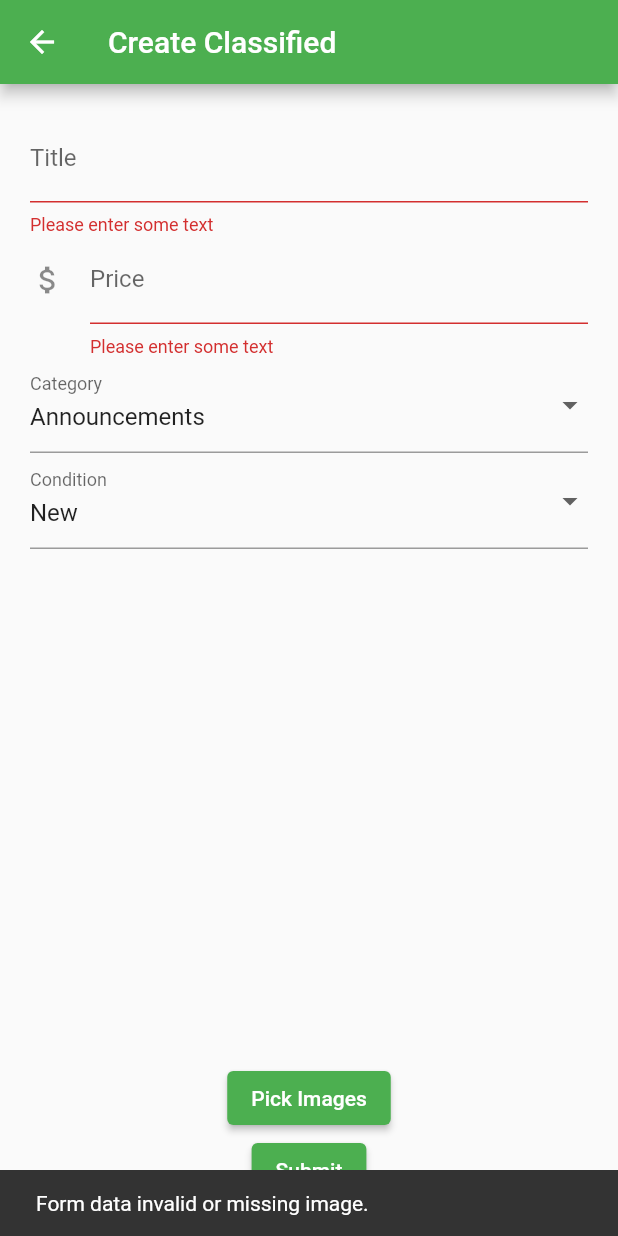
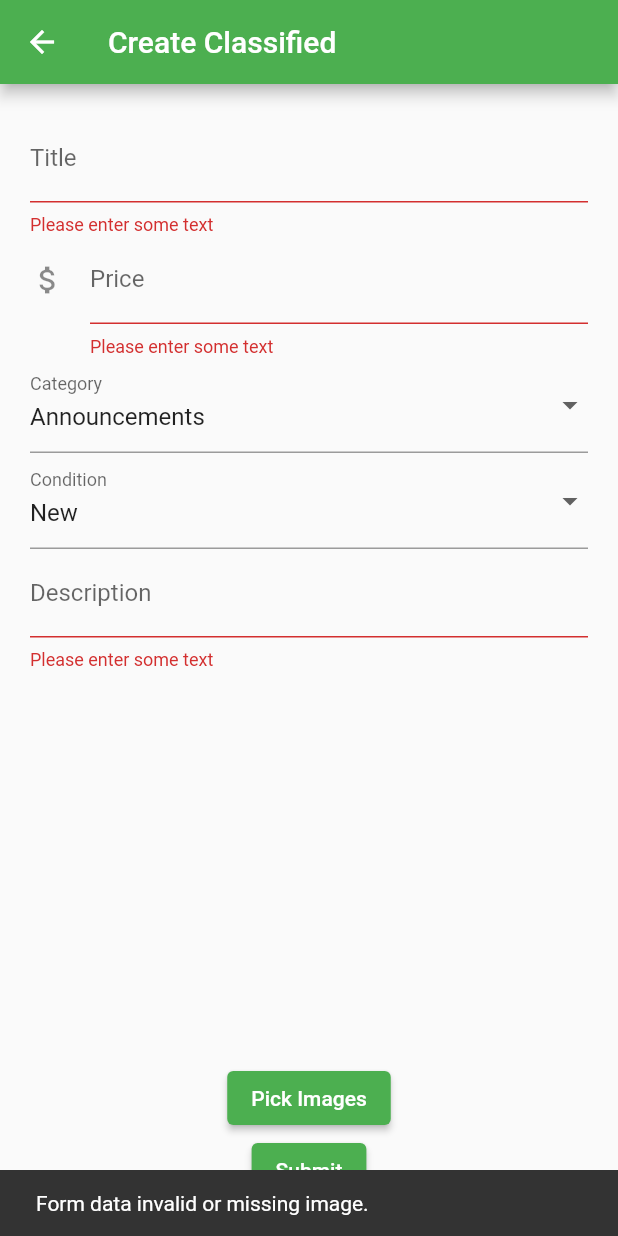
Before and after one commit to korafdavid/mariana_marketplace_app, a Flutter app: the CreateClassifiedScreen screen opened directly, after a tap on "Submit", on a phone screen of 412 x 824 dp. Run offline on Flutter 3.47's test engine with Material 2 defaults, Android fonts, the phone set to English and light mode, and no system bars; our stand-ins replace appwrite, flutter_login, image_picker, infinite_scroll_pagination; missing offline and left inert: dart:ffi.

Commit message:
Classifieds creation
Creates classifieds with images and other fields filled in

```diff
--- a/lib/create_classified.dart
+++ b/lib/create_classified.dart
@@ -14,7 +14,11 @@ class CreateClassifiedScreen extends StatefulWidget {
 }
 
 class _CreateClassifiedScreenState extends State<CreateClassifiedScreen> {
+  //Form Vars
   final _formKey = GlobalKey<FormState>();
+  String title = "Stuff";
+  String price = "123";
+  String description = "";
   String categorySelectedValue = "Announcements";
   List<String> categorySelectionList = [
     'Announcements',
@@ -57,13 +61,13 @@ class _CreateClassifiedScreenState extends State<CreateClassifiedScreen> {
     'Used - Poor',
     'Used - Damaged'
   ];
+
+  //Image Picker Vars
   final ImagePicker _picker = ImagePicker();
   List<XFile>? _imageFileList = [];
 
   void selectImages() async {
     List<XFile>? selectedImages = await _picker.pickMultiImage();
-
-    debugPrint('Got here');
 
     if (selectedImages!.isNotEmpty) {
       _imageFileList!.addAll(selectedImages);
@@ -95,6 +99,12 @@ class _CreateClassifiedScreenState extends State<CreateClassifiedScreen> {
                       }
                       return null;
                     },
+                    onSaved: (value) {
+                      setState(() {
+                        debugPrint("Setting title = " + value!);
+                        title = value;
+                      });
+                    },
                   ),
                   TextFormField(
                     // The validator receives the text that the user has entered.
@@ -108,6 +118,11 @@ class _CreateClassifiedScreenState extends State<CreateClassifiedScreen> {
                         return 'Please enter some text';
                       }
                       return null;
+                    },
+                    onSaved: (value) {
+                      setState(() {
+                        price = value!;
+                      });
                     },
                   ),
                   DropdownButtonFormField<String>(
@@ -176,6 +191,21 @@ class _CreateClassifiedScreenState extends State<CreateClassifiedScreen> {
                       );
                     }).toList(),
                   ),
+                  TextFormField(
+                    // The validator receives the text that the user has entered.
+                    decoration: const InputDecoration(labelText: "Description"),
+                    validator: (value) {
+                      if (value == null || value.isEmpty) {
+                        return 'Please enter some text';
+                      }
+                      return null;
+                    },
+                    onSaved: (value) {
+                      setState(() {
+                        description = value!;
+                      });
+                    },
+                  ),
                 ],
               ),
             ),
@@ -203,7 +233,15 @@ class _CreateClassifiedScreenState extends State<CreateClassifiedScreen> {
                   // If the form is valid, display a snackbar. In the real world,
                   // you'd often call a server or save the information in a database.
 
-                  uploadImages(_imageFileList!);
+                  _formKey.currentState?.save();
+
+                  createClassified(
+                      title,
+                      price,
+                      description,
+                      conditionSelectedValue,
+                      categorySelectedValue,
+                      _imageFileList!);
 
                   // More at https://docs.flutter.dev/cookbook/forms/validation
                   ScaffoldMessenger.of(context).showSnackBar(
```
Also changed, not shown: lib/api_calls.dart (+103 -13 lines), lib/landing_screen.dart (+2 -9 lines).
